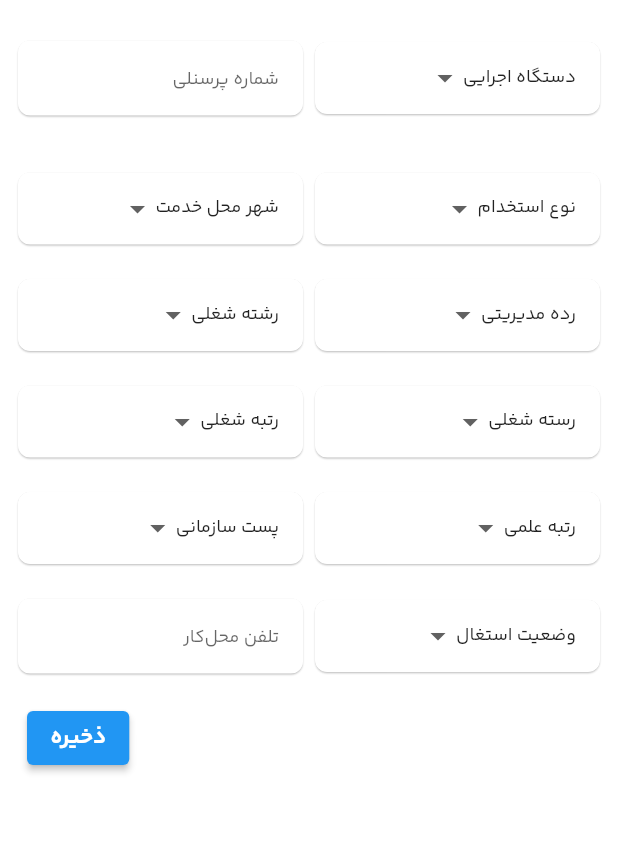
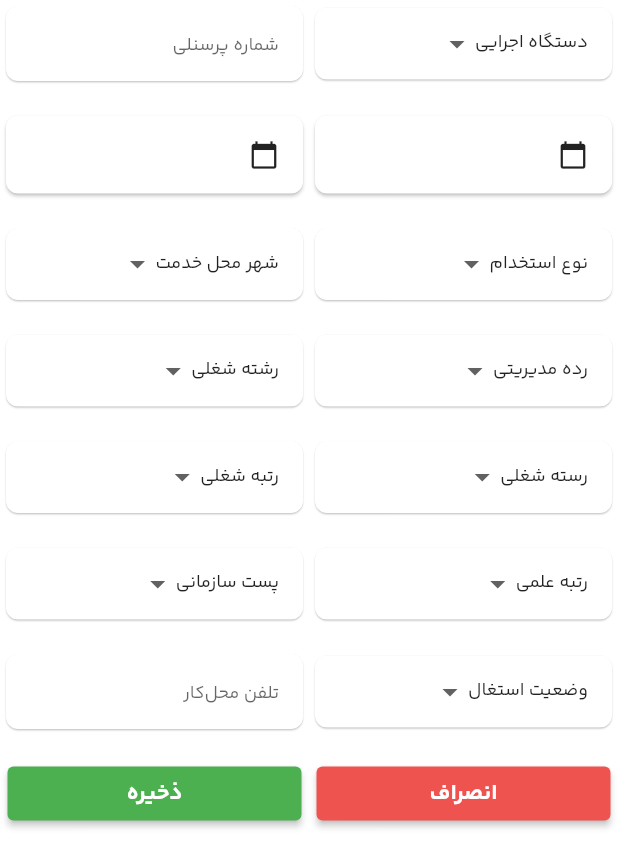
Before and after one commit to SinaHajipooor/LMS, a Flutter app: the JobInfoForm widget shown alone on an empty page, opened directly with empty values, on a phone screen of 412 x 824 dp. Shown: the top 867 px of the screen. Run offline on Flutter 3.47's test engine with Material 2 defaults, Android fonts, the phone set to English and light mode, and no system bars; our stand-ins replace carousel_slider, circular_countdown_timer, file_picker, fl_chart, flutter_rating_bar, flutter_spinkit and 3 more; missing offline and left inert: persian_datetime_picker; accounts and stored records are empty; network calls fail.

```diff
--- a/lib/screens/authenticate_screen.dart
+++ b/lib/screens/authenticate_screen.dart
@@ -101,7 +101,7 @@ class _AuthenticateScreenState extends State<AuthenticateScreen> {
       child: Scaffold(
         resizeToAvoidBottomInset: false,
         body: _isLoading
-            ? Center(child: Spinner(size: 40))
+            ? const Center(child: Spinner(size: 40))
             : Container(
                 decoration: const BoxDecoration(
                   image: DecorationImage(
@@ -162,7 +162,7 @@ class _AuthenticateScreenState extends State<AuthenticateScreen> {
                             Center(
                               child: Container(
                                 width: deviceSize.width - 50,
-                                height: 50,
+                                height: 45,
                                 child: ClipRRect(
                                   borderRadius: BorderRadius.circular(8),
                                   child: ElevatedButton(onPressed: mobileConfirmLogin, child: const Text('ورود', style: TextStyle(fontWeight: FontWeight.bold, fontSize: 17))),
--- a/lib/screens/landing_screen.dart
+++ b/lib/screens/landing_screen.dart
@@ -85,7 +85,7 @@ class _LandingScreenState extends State<LandingScreen> {
           ],
         ),
         body: _isLoading
-            ? Center(child: Spinner(size: 40))
+            ? const Center(child: Spinner(size: 40))
             : SingleChildScrollView(
                 child: Column(
                   children: [
@@ -94,7 +94,7 @@ class _LandingScreenState extends State<LandingScreen> {
                     const SizedBox(height: 15),
                     AnnoucementSlider(landingProvider.announcements),
                     const SizedBox(height: 30),
-                    Container(height: 300, child: NewsList(newsList: landingProvider.news)),
+                    Container(height: 320, child: NewsList(newsList: landingProvider.news)),
                     const SizedBox(height: 10),
                     TmsSlider(landingProvider.tms),
                     const SizedBox(height: 20),
--- a/lib/screens/login_screen.dart
+++ b/lib/screens/login_screen.dart
@@ -53,6 +53,7 @@ class _LoginScreenState extends State<LoginScreen> {
 
   @override
   Widget build(BuildContext context) {
+    final deviceSize = MediaQuery.of(context).size;
     return GestureDetector(
       onTap: () {
         FocusScopeNode currentFocus = FocusScope.of(context);
@@ -63,7 +64,7 @@ class _LoginScreenState extends State<LoginScreen> {
       child: Scaffold(
         resizeToAvoidBottomInset: false,
         body: _isLoading
-            ? Center(child: Spinner(size: 40))
+            ? const Center(child: Spinner(size: 40))
             : Container(
                 decoration: const BoxDecoration(
                   image: DecorationImage(
--- a/lib/widgets/profile/job_info_form.dart
+++ b/lib/widgets/profile/job_info_form.dart
@@ -14,10 +14,10 @@ class JobInfoForm extends StatelessWidget {
   Widget build(BuildContext context) {
     return SingleChildScrollView(
       child: Padding(
-        padding: const EdgeInsets.all(8.0),
+        padding: const EdgeInsets.all(0.0),
         child: Column(
           children: [
-            const SizedBox(height: 15),
+            // const SizedBox(height: 15),
             Row(
               children: [
                 Expanded(child: CustomDropdown(items: const ['one', 'two', 'three'], onChanged: (value) {}, placeholder: 'دستگاه اجرایی')),
@@ -25,70 +25,70 @@ class JobInfoForm extends StatelessWidget {
               ],
             ),
             const SizedBox(height: 15),
-            // Row(
-            //   children: [
-            //     Expanded(
-            //       child: Card(
-            //         shape: RoundedRectangleBorder(
-            //           borderRadius: BorderRadius.circular(8),
-            //         ),
-            //         elevation: 1,
-            //         child: InkWell(
-            //           onTap: () {
-            //             // _selectDate(context);
-            //           },
-            //           child: Container(
-            //             width: double.infinity,
-            //             padding: const EdgeInsets.all(16),
-            //             decoration: BoxDecoration(
-            //               borderRadius: BorderRadius.circular(8),
-            //             ),
-            //             child: Row(
-            //               children: [
-            //                 const Icon(Icons.calendar_today, size: 20),
-            //                 const SizedBox(width: 16),
-            //                 Text(
-            //                   startEmployeeTime!,
-            //                   style: TextStyle(fontSize: startEmployeeTime != 'زمان استخدام' ? 13 : 11),
-            //                 ),
-            //               ],
-            //             ),
-            //           ),
-            //         ),
-            //       ),
-            //     ),
-            //     Expanded(
-            //       child: Card(
-            //         shape: RoundedRectangleBorder(
-            //           borderRadius: BorderRadius.circular(8),
-            //         ),
-            //         elevation: 1,
-            //         child: InkWell(
-            //           onTap: () {
-            //             // _selectDate(context);
-            //           },
-            //           child: Container(
-            //             width: double.infinity,
-            //             padding: const EdgeInsets.all(16),
-            //             decoration: BoxDecoration(
-            //               borderRadius: BorderRadius.circular(8),
-            //             ),
-            //             child: Row(
-            //               children: [
-            //                 const Icon(Icons.calendar_today, size: 20),
-            //                 const SizedBox(width: 16),
-            //                 Text(
-            //                   endEmployeeTime!,
-            //                   style: TextStyle(fontSize: endEmployeeTime != 'زمان پایان استخدام' ? 13 : 11),
-            //                 ),
-            //               ],
-            //             ),
-            //           ),
-            //         ),
-            //       ),
-            //     ),
-            //   ],
-            // ),
+            Row(
+              children: [
+                Expanded(
+                  child: Card(
+                    shape: RoundedRectangleBorder(
+                      borderRadius: BorderRadius.circular(8),
+                    ),
+                    elevation: 1,
+                    child: InkWell(
+                      onTap: () {
+                        selectDate(context);
+                      },
+                      child: Container(
+                        width: double.infinity,
+                        padding: const EdgeInsets.all(16),
+                        decoration: BoxDecoration(
+                          borderRadius: BorderRadius.circular(8),
+                        ),
+                        child: Row(
+                          children: [
+                            const Icon(Icons.calendar_today, size: 20),
+                            const SizedBox(width: 16),
+                            Text(
+                              startEmployeeTime!,
+                              style: TextStyle(fontSize: startEmployeeTime != 'زمان استخدام' ? 13 : 11),
+                            ),
+                          ],
+                        ),
+                      ),
+                    ),
+                  ),
+                ),
+                Expanded(
+                  child: Card(
+                    shape: RoundedRectangleBorder(
+                      borderRadius: BorderRadius.circular(8),
+                    ),
+                    elevation: 1,
+                    child: InkWell(
+                      onTap: () {
+                        selectDate(context);
+                      },
+                      child: Container(
+                        width: double.infinity,
+                        padding: const EdgeInsets.all(16),
+                        decoration: BoxDecoration(
+                          borderRadius: BorderRadius.circular(8),
+                        ),
+                        child: Row(
+                          children: [
+                            const Icon(Icons.calendar_today, size: 20),
+                            const SizedBox(width: 16),
+                            Text(
+                              endEmployeeTime!,
+                              style: TextStyle(fontSize: endEmployeeTime != 'زمان پایان استخدام' ? 13 : 11),
+                            ),
+                          ],
+                        ),
+                      ),
+                    ),
+                  ),
+                ),
+              ],
+            ),
             const SizedBox(height: 15),
             Row(
               children: [
@@ -126,12 +126,30 @@ class JobInfoForm extends StatelessWidget {
             ),
             const SizedBox(height: 15),
             Row(
-              mainAxisAlignment: MainAxisAlignment.end,
               children: [
-                Padding(
-                  padding: const EdgeInsets.only(left: 10),
-                  child: ElevatedButton(onPressed: () {}, child: const Text('ذخیره')),
-                ),
+                Expanded(
+                    child: Padding(
+                  padding: const EdgeInsets.symmetric(horizontal: 5),
+                  child: ElevatedButton(
+                      onPressed: () {
+                        Navigator.of(context).pop();
+                      },
+                      style: ButtonStyle(
+                        backgroundColor: MaterialStateProperty.all<Color>(Colors.red[400]!),
+                      ),
+                      child: const Text('انصراف')),
+                )),
+                Expanded(
+                    child: Padding(
+                  padding: const EdgeInsets.symmetric(horizontal: 5),
+                  child: ElevatedButton(
+                    onPressed: () {},
+                    style: ButtonStyle(
+                      backgroundColor: MaterialStateProperty.all<Color>(Colors.green[500]!),
+                    ),
+                    child: const Text('ذخیره'),
+                  ),
+                )),
               ],
             )
           ],
--- a/lib/widgets/profile/user_job_info.dart
+++ b/lib/widgets/profile/user_job_info.dart
@@ -18,7 +18,7 @@ class _UserJobInfoState extends State<UserJobInfo> {
     return SingleChildScrollView(
       scrollDirection: Axis.horizontal,
       child: Card(
-        elevation: 2,
+        elevation: 1,
         child: DataTable(
           dividerThickness: 0.5,
           horizontalMargin: 0,
```
Also changed, not shown: lib/screens/profile/profile_screen.dart (+65 -10 lines).
